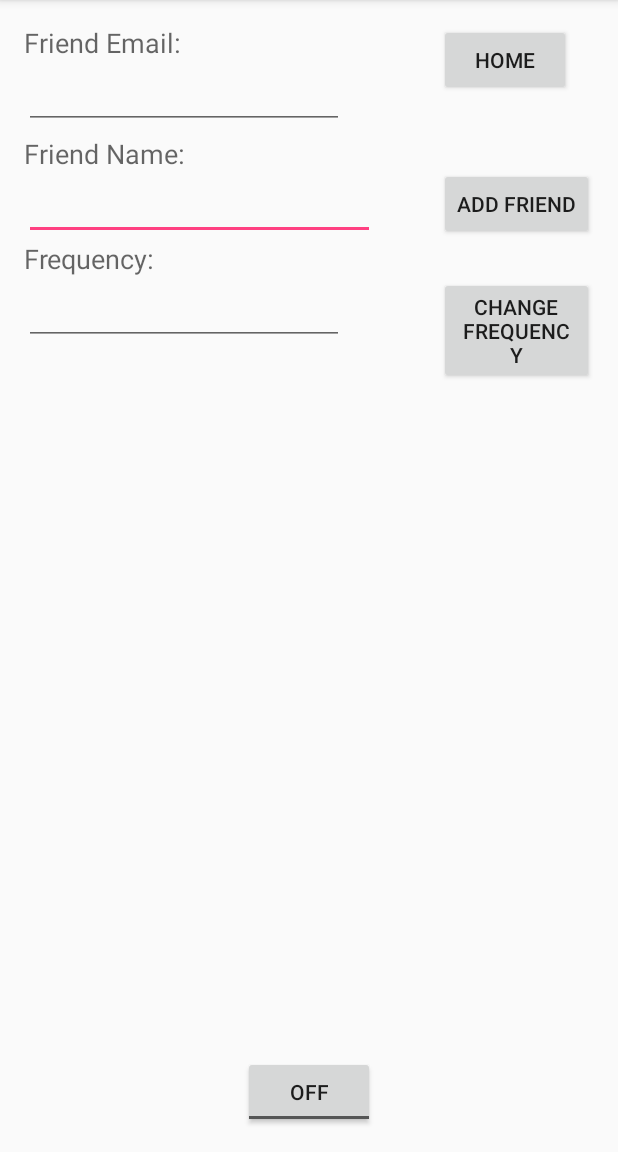
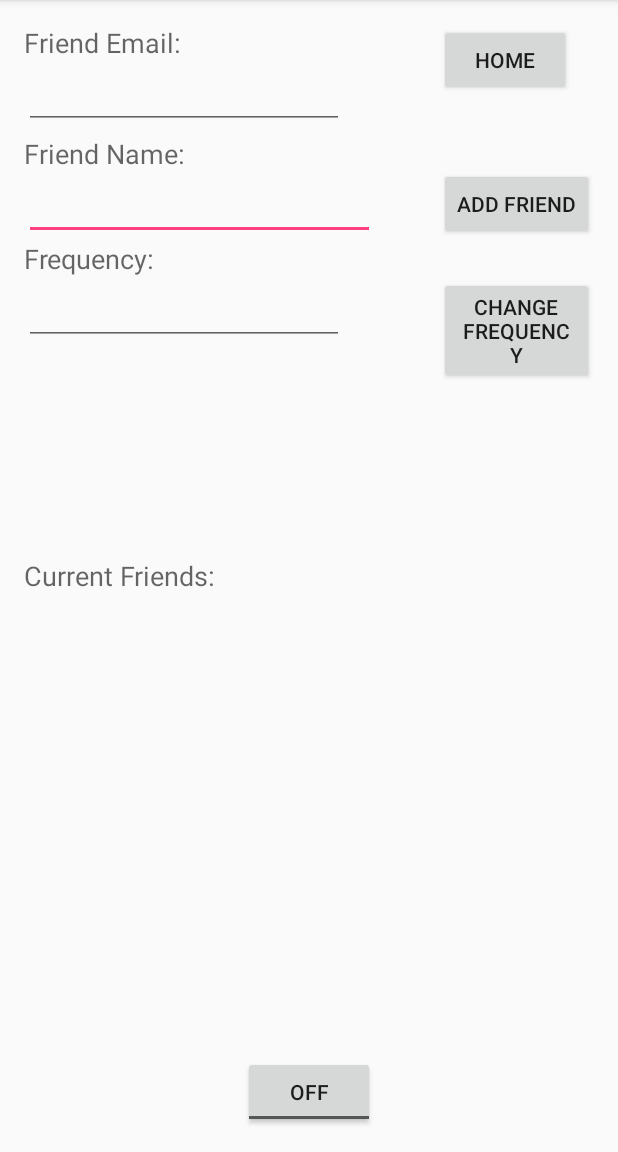
Before and after one commit to Stuev/CheckMateHackUPC, an Android app: the Settings screen opened directly, with no data from a screen before it, on a phone screen of 412 x 824 dp, the part 84-1236 px from its top. Run offline under Robolectric (Android 15) with nearby library versions, the phone set to English and light mode, and no system bars.

Commit message:
mate view

```diff
--- a/app/src/main/res/layout/activity_settings.xml
+++ b/app/src/main/res/layout/activity_settings.xml
@@ -99,4 +99,22 @@
         android:layout_alignStart="@+id/addFriendButton"
         android:onClick="onHomeButtonPressed" />
 
+    <ListView
+        android:layout_width="wrap_content"
+        android:layout_height="wrap_content"
+        android:id="@+id/mateList"
+        android:layout_below="@+id/changeFrequencyButton"
+        android:layout_marginTop="62dp"
+        android:layout_above="@+id/disableButton"
+        android:layout_alignEnd="@+id/settingstohome" />
+
+    <TextView
+        android:layout_width="wrap_content"
+        android:layout_height="wrap_content"
+        android:textAppearance="?android:attr/textAppearanceMedium"
+        android:text="Current Friends:"
+        android:id="@+id/currentFriends"
+        android:layout_centerVertical="true"
+        android:layout_alignParentStart="true" />
+
 </RelativeLayout>
```
